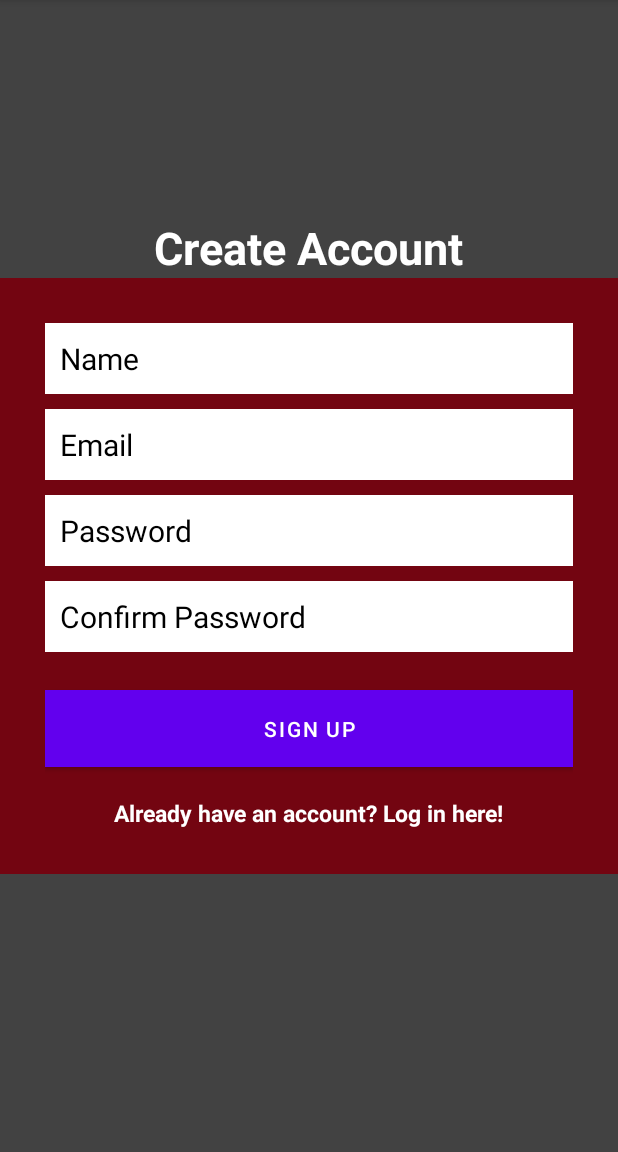
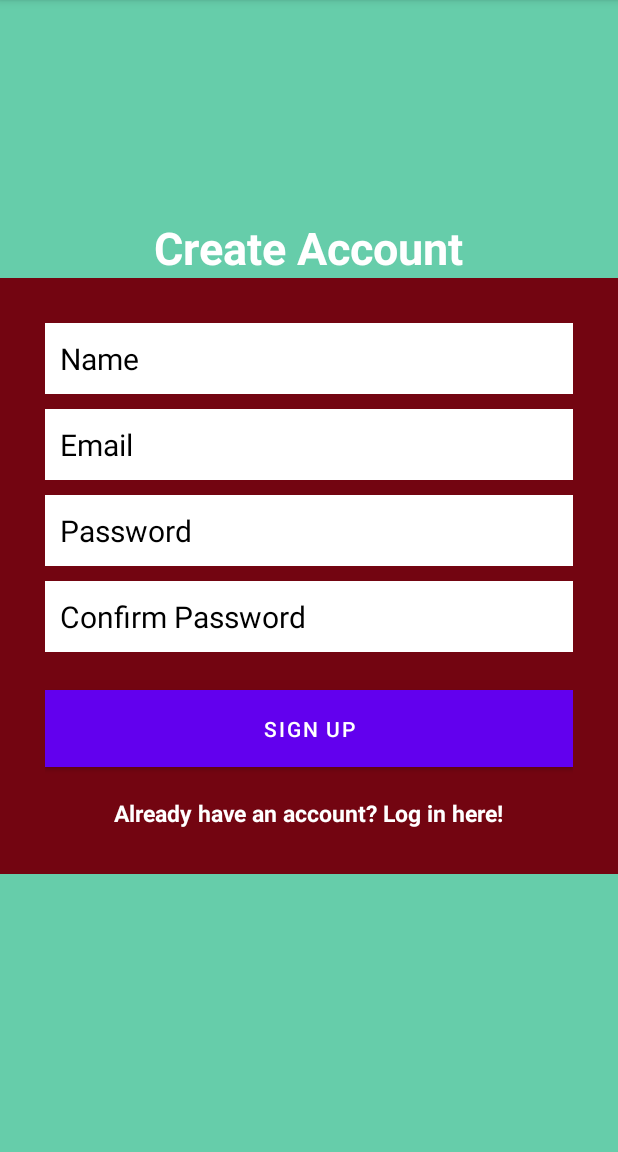
Before and after one commit to Joseph-beep-tech/Mobile-Library, an Android app: the CreateAccountActivity screen opened directly, with no data from a screen before it, on a phone screen of 412 x 824 dp, the part 84-1236 px from its top. Run offline under Robolectric (Android 15) with nearby library versions, the phone set to English and light mode, and no system bars; our stand-ins replace ButterKnife, Firebase (no records; nobody signed in at launch, a user with empty details on screens opened directly); Roboto replaces fonts that are not available here; 1 statement that could not run was skipped.

Commit message:
background for registration

```diff
--- a/app/src/main/res/layout/activity_create_account.xml
+++ b/app/src/main/res/layout/activity_create_account.xml
@@ -4,7 +4,7 @@
     xmlns:tools="http://schemas.android.com/tools"
     android:layout_width="match_parent"
     android:layout_height="match_parent"
-    android:background="@color/cardview_dark_background"
+    android:background="#66cdaa"
 
     tools:context=".CreateAccountActivity">
 
```
